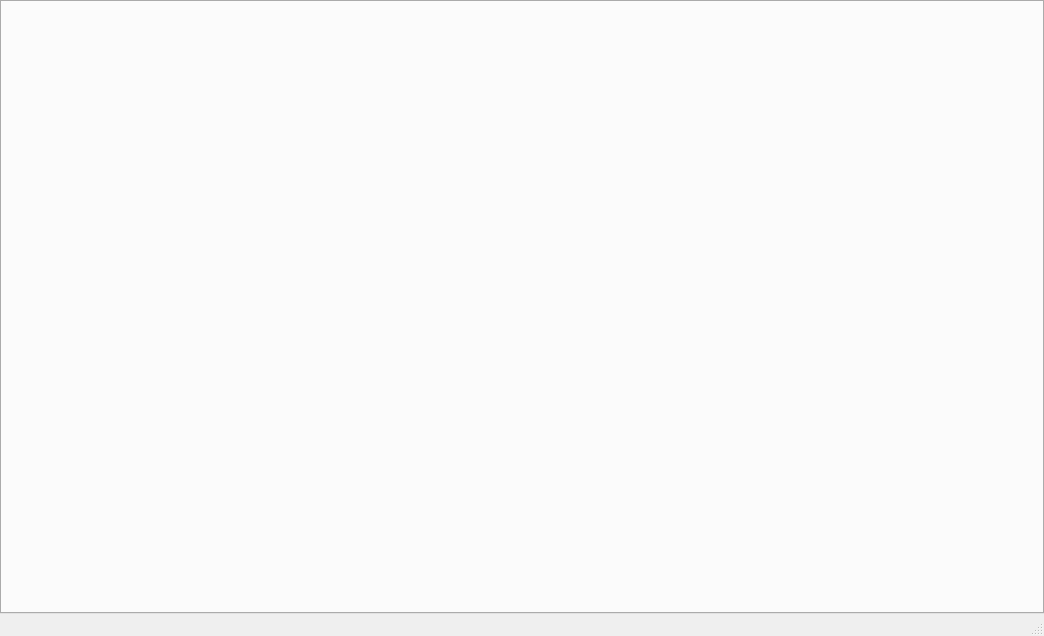
This is resources/main_window.ui in ArsNotFound/oop_lab_1 as Qt 5 draws it before an edit. The edited form follows.
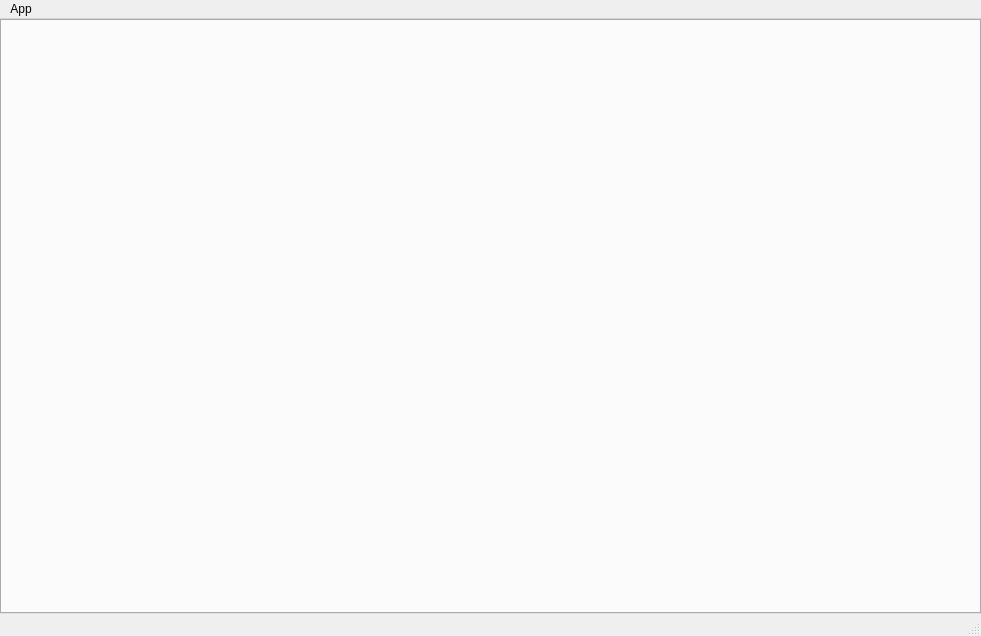
This is the edited form.

What changed in the file:
```diff
--- a/resources/main_window.ui
+++ b/resources/main_window.ui
@@ -6,7 +6,7 @@
    <rect>
     <x>0</x>
     <y>0</y>
-    <width>1044</width>
+    <width>981</width>
     <height>636</height>
    </rect>
   </property>
@@ -14,6 +14,12 @@
    <string>MainWindow</string>
   </property>
   <widget class="QWidget" name="centralwidget">
+   <property name="sizePolicy">
+    <sizepolicy hsizetype="Expanding" vsizetype="Expanding">
+     <horstretch>0</horstretch>
+     <verstretch>0</verstretch>
+    </sizepolicy>
+   </property>
    <layout class="QVBoxLayout" name="verticalLayout">
     <property name="spacing">
      <number>0</number>
@@ -44,10 +50,19 @@
     <rect>
      <x>0</x>
      <y>0</y>
-     <width>1044</width>
+     <width>981</width>
      <height>21</height>
     </rect>
    </property>
+   <widget class="QMenu" name="menuApp">
+    <property name="title">
+     <string>App</string>
+    </property>
+    <addaction name="actionMinimize"/>
+    <addaction name="actionMaximize"/>
+    <addaction name="actionExit"/>
+   </widget>
+   <addaction name="menuApp"/>
   </widget>
   <widget class="QStatusBar" name="statusBar"/>
  </widget>
```
Left out of the diff: 15 changed lines with no effect on the pictures.
